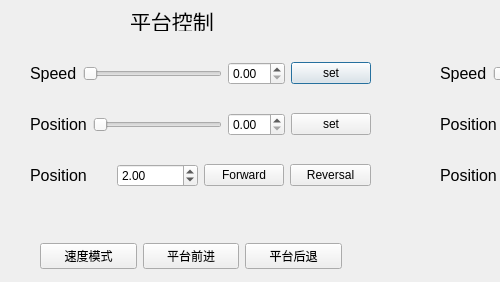
The window that reconfigcontrol.ui (lianglunfei/Robot2020-QT) describes before a commit, drawn with Qt 5; both pictures show x 0 to 500 and y 0 to 282 of the 805 by 282 pixel window.
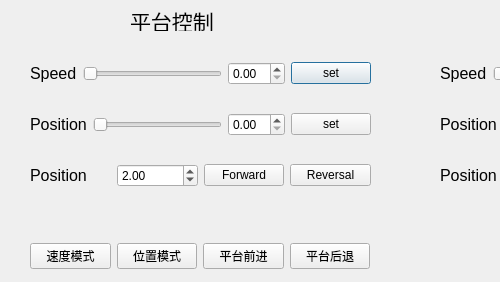
The same window after the commit. Icons and pictures are not drawn. Custom widgets are drawn as their Qt base class.

Commit message: 增加可重构平台位置控制模式

What changed in the file:
```diff
--- a/reconfigcontrol.ui
+++ b/reconfigcontrol.ui
@@ -469,9 +469,9 @@
   <widget class="QWidget" name="layoutWidget">
    <property name="geometry">
     <rect>
-     <x>40</x>
+     <x>30</x>
      <y>240</y>
-     <width>302</width>
+     <width>340</width>
      <height>33</height>
     </rect>
    </property>
@@ -483,6 +483,13 @@
       </property>
      </widget>
     </item>
+    <item>
+     <widget class="QPushButton" name="PlatformPosModepushButton">
+      <property name="text">
+       <string>位置模式</string>
+      </property>
+     </widget>
+    </item>
     <item>
      <widget class="QPushButton" name="PlatformFWpushButton">
       <property name="text">
```
The commit also changes 3 other files.
